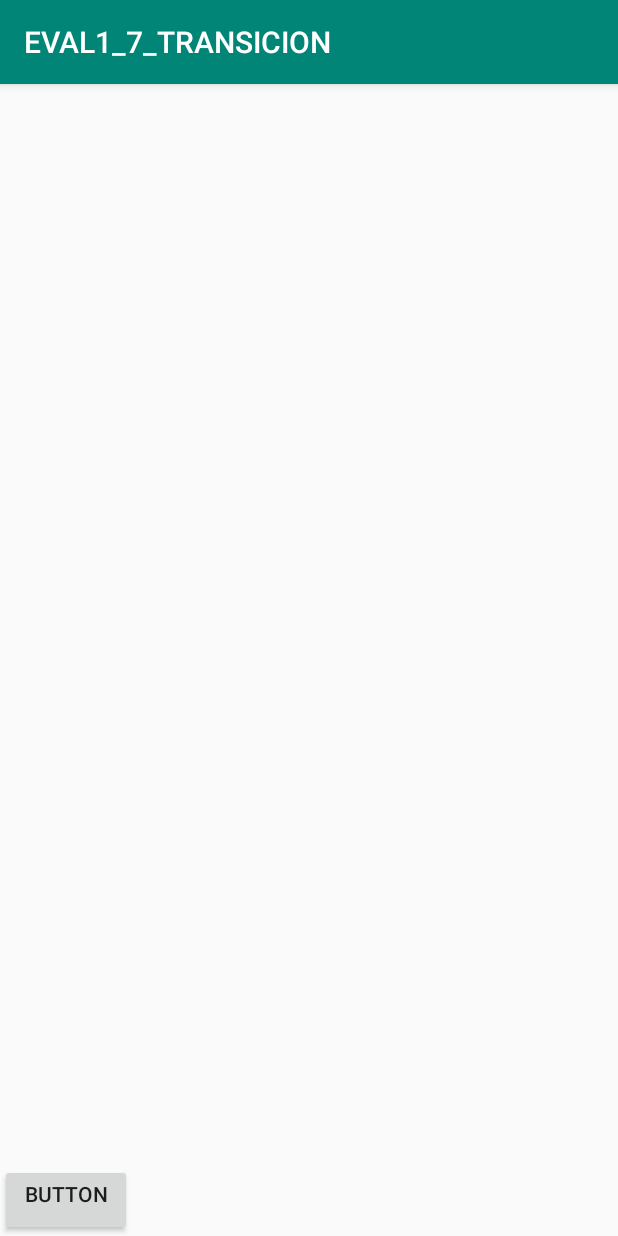
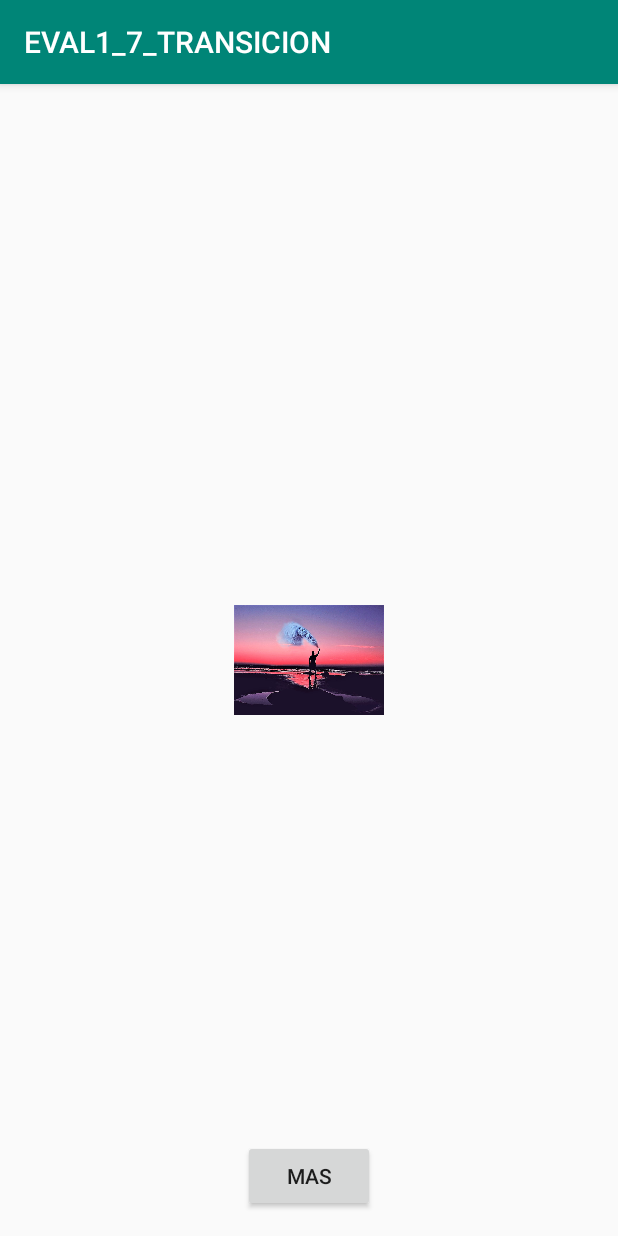
Before and after one commit to luisfayre/MOVILES-II, an Android app: the screen it shows after launch (MainActivity), on a phone screen of 412 x 824 dp. Run offline under Robolectric (Android 15) with nearby library versions, the light colour scheme and no system bars.

Commit message:
TRANSICION

```diff
--- a/EVAL-1/EVAL1_7_TRANSICION/app/src/main/res/layout/activity_main.xml
+++ b/EVAL-1/EVAL1_7_TRANSICION/app/src/main/res/layout/activity_main.xml
@@ -3,28 +3,25 @@
     xmlns:app="http://schemas.android.com/apk/res-auto"
     xmlns:tools="http://schemas.android.com/tools"
     android:layout_width="match_parent"
+    android:padding="16dp"
     android:layout_height="match_parent"
     tools:context=".MainActivity">
 
 
     <ImageView
         android:id="@+id/imageView"
-        android:layout_width="wrap_content"
-        android:layout_height="wrap_content"
-        android:layout_alignParentTop="true"
-        android:layout_alignParentEnd="true"
+        android:layout_width="100dp"
+        android:layout_height="100dp"
         android:layout_centerInParent="true"
-        android:layout_marginTop="96dp"
-        android:layout_marginEnd="171dp"
         android:transitionName="mi_transicion"
-        tools:srcCompat="@tools:sample/avatars[2]" />
+        app:srcCompat="@drawable/img" />
 
     <Button
         android:id="@+id/button"
         android:layout_width="wrap_content"
         android:layout_height="wrap_content"
+        android:text="Mas"
+        android:layout_centerHorizontal="true"
         android:layout_alignParentBottom="true"
-        android:layout_marginBottom="0dp"
-        android:gravity="center_horizontal"
-        android:text="Button" />
+        android:onClick="onClick"/>
 </RelativeLayout>
```
Also changed, not shown: EVAL-1/EVAL1_7_TRANSICION/app/src/main/res/layout/activity_main2.xml (+9 -3 lines), EVAL-1/EVAL1_7_TRANSICION/app/src/main/res/drawable/img.jpg (added).
